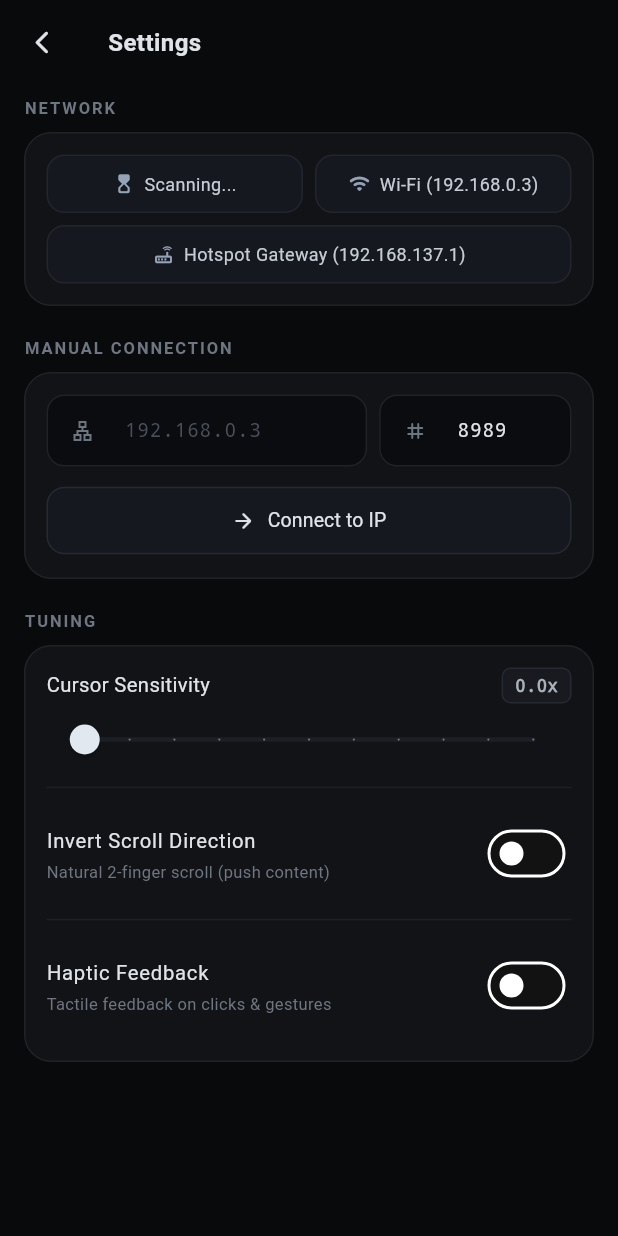
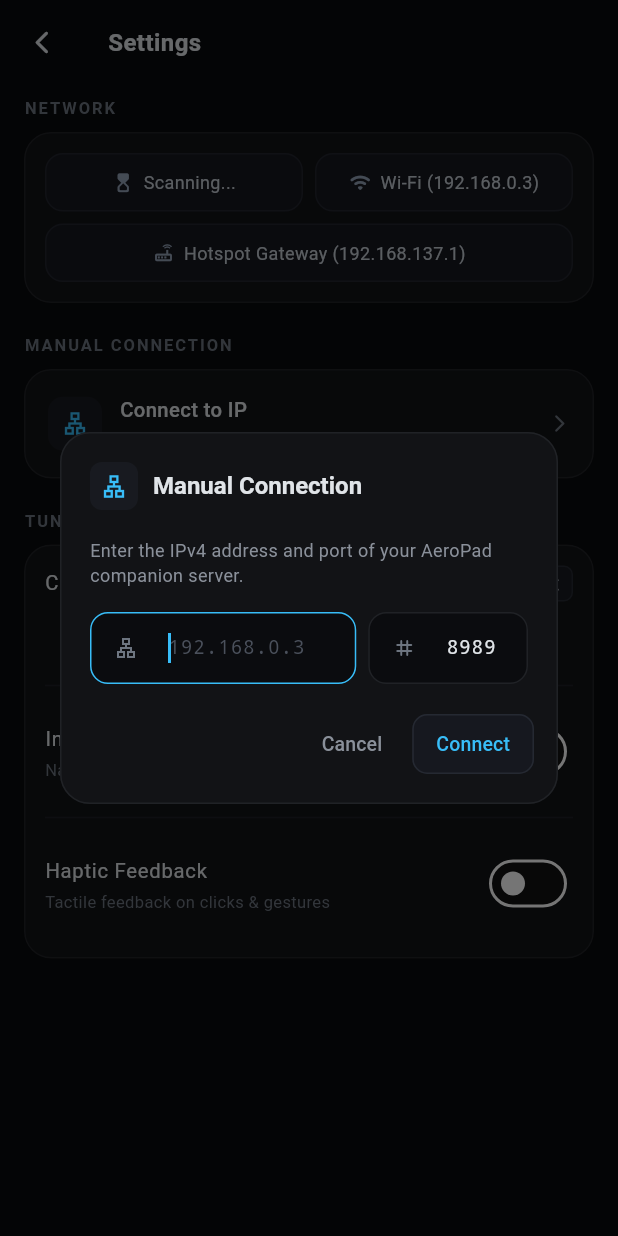
Before and after one commit to abhi963007/Aeropad, a Flutter app: the SettingsPage screen opened directly with empty values, after a tap on "Auto-Discover", after a tap on "Connect to IP", on a phone screen of 412 x 824 dp. Run offline on Flutter 3.47's test engine with Material 3 defaults, Android fonts, the phone set to English and light mode, and no system bars.

Commit message:
feat(settings): convert manual connection section into popup dialog

```diff
--- a/lib/main.dart
+++ b/lib/main.dart
@@ -689,6 +689,204 @@
     }
   }
 
+  Future<void> _showManualConnectionDialog() async {
+    await showDialog<void>(
+      context: context,
+      builder: (dialogContext) {
+        return AlertDialog(
+          backgroundColor: const Color(0xff121316),
+          shape: RoundedRectangleBorder(
+            borderRadius: BorderRadius.circular(20),
+            side: const BorderSide(color: Color(0xff202226)),
+          ),
+          titlePadding: const EdgeInsets.fromLTRB(20, 20, 20, 8),
+          contentPadding: const EdgeInsets.fromLTRB(20, 10, 20, 16),
+          actionsPadding: const EdgeInsets.fromLTRB(16, 0, 16, 16),
+          title: Row(
+            children: [
+              Container(
+                width: 32,
+                height: 32,
+                decoration: BoxDecoration(
+                  color: const Color(0xff181a20),
+                  borderRadius: BorderRadius.circular(8),
+                ),
+                child: const Icon(
+                  Icons.lan_outlined,
+                  color: Color(0xff38bdf8),
+                  size: 18,
+                ),
+              ),
+              const SizedBox(width: 10),
+              const Text(
+                'Manual Connection',
+                style: TextStyle(
+                  color: Color(0xffe0e4e8),
+                  fontSize: 16,
+                  fontWeight: FontWeight.w600,
+                ),
+              ),
+            ],
+          ),
+          content: SingleChildScrollView(
+            child: Column(
+              mainAxisSize: MainAxisSize.min,
+              crossAxisAlignment: CrossAxisAlignment.stretch,
+              children: [
+                const Text(
+                  'Enter the IPv4 address and port of your AeroPad companion server.',
+                  style: TextStyle(
+                    color: Color(0xff8a909a),
+                    fontSize: 12,
+                    height: 1.4,
+                  ),
+                ),
+                const SizedBox(height: 16),
+                Row(
+                  children: [
+                    Expanded(
+                      flex: 5,
+                      child: TextField(
+                        controller: _ipController,
+                        keyboardType: TextInputType.datetime,
+                        autofocus: true,
+                        style: const TextStyle(
+                          color: Color(0xffe0e4e8),
+                          fontSize: 13,
+                          fontFamily: 'monospace',
+                        ),
+                        decoration: InputDecoration(
+                          hintText: '192.168.0.3',
+                          hintStyle: const TextStyle(
+                            color: Color(0xff4a505b),
+                          ),
+                          prefixIcon: const Icon(
+                            Icons.lan_outlined,
+                            size: 16,
+                            color: Color(0xff6e7681),
+                          ),
+                          filled: true,
+                          fillColor: const Color(0xff0b0c0f),
+                          contentPadding: const EdgeInsets.symmetric(
+                            horizontal: 12,
+                            vertical: 12,
+                          ),
+                          border: OutlineInputBorder(
+                            borderRadius: BorderRadius.circular(12),
+                            borderSide: const BorderSide(
+                              color: Color(0xff202226),
+                            ),
+                          ),
+                          enabledBorder: OutlineInputBorder(
+                            borderRadius: BorderRadius.circular(12),
+                            borderSide: const BorderSide(
+                              color: Color(0xff202226),
+                            ),
+                          ),
+                          focusedBorder: OutlineInputBorder(
+                            borderRadius: BorderRadius.circular(12),
+                            borderSide: const BorderSide(
+                              color: Color(0xff38bdf8),
+                            ),
+                          ),
+                        ),
+                      ),
+                    ),
+                    const SizedBox(width: 8),
+                    Expanded(
+                      flex: 3,
+                      child: TextField(
+                        controller: _portController,
+                        keyboardType: TextInputType.number,
+                        style: const TextStyle(
+                          color: Color(0xffe0e4e8),
+                          fontSize: 13,
+                          fontFamily: 'monospace',
+                        ),
+                        decoration: InputDecoration(
+                          hintText: '8989',
+                          hintStyle: const TextStyle(
+                            color: Color(0xff4a505b),
+                          ),
+                          prefixIcon: const Icon(
+                            Icons.tag_rounded,
+                            size: 16,
+                            color: Color(0xff6e7681),
+                          ),
+                          filled: true,
+                          fillColor: const Color(0xff0b0c0f),
+                          contentPadding: const EdgeInsets.symmetric(
+                            horizontal: 10,
+                            vertical: 12,
+                          ),
+                          border: OutlineInputBorder(
+                            borderRadius: BorderRadius.circular(12),
+                            borderSide: const BorderSide(
+                              color: Color(0xff202226),
+                            ),
+                          ),
+                          enabledBorder: OutlineInputBorder(
+                            borderRadius: BorderRadius.circular(12),
+                            borderSide: const BorderSide(
+                              color: Color(0xff202226),
+                            ),
+                          ),
+                          focusedBorder: OutlineInputBorder(
+                            borderRadius: BorderRadius.circular(12),
+                            borderSide: const BorderSide(
+                              color: Color(0xff38bdf8),
+                            ),
+                          ),
+                        ),
+                      ),
+                    ),
+                  ],
+                ),
+              ],
+            ),
+          ),
+          actions: [
+            TextButton(
+              onPressed: () => Navigator.of(dialogContext).pop(),
+              child: const Text(
+                'Cancel',
+                style: TextStyle(
+                  color: Color(0xff8a909a),
+                  fontSize: 13,
+                ),
+              ),
+            ),
+            OutlinedButton(
+              onPressed: () {
+                Navigator.of(dialogContext).pop();
+                _manualConnect();
+              },
+              style: OutlinedButton.styleFrom(
+                foregroundColor: const Color(0xff38bdf8),
+                backgroundColor: const Color(0xff16181f),
+                side: const BorderSide(color: Color(0xff252932)),
+                padding: const EdgeInsets.symmetric(
+                  horizontal: 16,
+                  vertical: 10,
+                ),
+                shape: RoundedRectangleBorder(
+                  borderRadius: BorderRadius.circular(10),
+                ),
+              ),
+              child: const Text(
+                'Connect',
+                style: TextStyle(
+                  fontSize: 13,
+                  fontWeight: FontWeight.w500,
+                ),
+              ),
+            ),
+          ],
+        );
+      },
+    );
+  }
+
   Future<void> _triggerScan() async {
     setState(() => _isScanning = true);
     await widget.network.discover();
@@ -911,132 +1109,58 @@
           const _SectionTitle('Manual Connection'),
           const SizedBox(height: 8),
           _SettingsCard(
-            child: Column(
-              children: [
-                Row(
+            child: InkWell(
+              onTap: _showManualConnectionDialog,
+              borderRadius: BorderRadius.circular(12),
+              child: Padding(
+                padding: const EdgeInsets.symmetric(vertical: 4, horizontal: 2),
+                child: Row(
                   children: [
-                    Expanded(
-                      flex: 5,
-                      child: TextField(
-                        controller: _ipController,
-                        keyboardType: TextInputType.datetime,
-                        style: const TextStyle(
-                          color: Color(0xffe0e4e8),
-                          fontSize: 13,
-                          fontFamily: 'monospace',
-                        ),
-                        decoration: InputDecoration(
-                          hintText: '192.168.0.3',
-                          hintStyle: const TextStyle(
-                            color: Color(0xff4a505b),
-                          ),
-                          prefixIcon: const Icon(
-                            Icons.lan_outlined,
-                            size: 16,
-                            color: Color(0xff6e7681),
-                          ),
-                          filled: true,
-                          fillColor: const Color(0xff0b0c0f),
-                          contentPadding: const EdgeInsets.symmetric(
-                            horizontal: 12,
-                            vertical: 12,
-                          ),
-                          border: OutlineInputBorder(
-                            borderRadius: BorderRadius.circular(12),
-                            borderSide: const BorderSide(
-                              color: Color(0xff202226),
+                    Container(
+                      width: 36,
+                      height: 36,
+                      decoration: BoxDecoration(
+                        color: const Color(0xff181a20),
+                        borderRadius: BorderRadius.circular(10),
+                      ),
+                      child: const Icon(
+                        Icons.lan_outlined,
+                        color: Color(0xff38bdf8),
+                        size: 18,
+                      ),
+                    ),
+                    const SizedBox(width: 12),
+                    const Expanded(
+                      child: Column(
+                        crossAxisAlignment: CrossAxisAlignment.start,
+                        children: [
+                          Text(
+                            'Connect to IP',
+                            style: TextStyle(
+                              color: Color(0xffe0e4e8),
+                              fontSize: 13.5,
+                              fontWeight: FontWeight.w500,
                             ),
                           ),
-                          enabledBorder: OutlineInputBorder(
-                            borderRadius: BorderRadius.circular(12),
-                            borderSide: const BorderSide(
-                              color: Color(0xff202226),
+                          SizedBox(height: 2),
+                          Text(
+                            'Tap to enter custom server IP & port',
+                            style: TextStyle(
+                              color: Color(0xff6e7681),
+                              fontSize: 11,
                             ),
                           ),
-                          focusedBorder: OutlineInputBorder(
-                            borderRadius: BorderRadius.circular(12),
-                            borderSide: const BorderSide(
-                              color: Color(0xff38bdf8),
-                            ),
-                          ),
-                        ),
+                        ],
                       ),
                     ),
-                    const SizedBox(width: 8),
-                    Expanded(
-                      flex: 3,
-                      child: TextField(
-                        controller: _portController,
-                        keyboardType: TextInputType.number,
-                        style: const TextStyle(
-                          color: Color(0xffe0e4e8),
-                          fontSize: 13,
-                          fontFamily: 'monospace',
-                        ),
-                        decoration: InputDecoration(
-                          hintText: '8989',
-                          hintStyle: const TextStyle(
-                            color: Color(0xff4a505b),
-                          ),
-                          prefixIcon: const Icon(
-                            Icons.tag_rounded,
-                            size: 16,
-                            color: Color(0xff6e7681),
-                          ),
-                          filled: true,
-                          fillColor: const Color(0xff0b0c0f),
-                          contentPadding: const EdgeInsets.symmetric(
-                            horizontal: 10,
-                            vertical: 12,
-                          ),
-                          border: OutlineInputBorder(
-                            borderRadius: BorderRadius.circular(12),
-                            borderSide: const BorderSide(
-                              color: Color(0xff202226),
-                            ),
-                          ),
-                          enabledBorder: OutlineInputBorder(
-                            borderRadius: BorderRadius.circular(12),
-                            borderSide: const BorderSide(
-                              color: Color(0xff202226),
-                            ),
-                          ),
-                          focusedBorder: OutlineInputBorder(
-                            borderRadius: BorderRadius.circular(12),
-                            borderSide: const BorderSide(
-                              color: Color(0xff38bdf8),
-                            ),
-                          ),
-                        ),
-                      ),
+                    const Icon(
+                      Icons.arrow_forward_ios_rounded,
+                      color: Color(0xff6e7681),
+                      size: 14,
                     ),
                   ],
                 ),
-                const SizedBox(height: 12),
-                SizedBox(
-                  width: double.infinity,
-                  child: OutlinedButton.icon(
-                    onPressed: _manualConnect,
-                    icon: const Icon(Icons.arrow_forward_rounded, size: 16),
-                    label: const Text(
-                      'Connect to IP',
-                      style: TextStyle(
-                        fontSize: 13,
-                        fontWeight: FontWeight.w400,
-                      ),
-                    ),
-                    style: OutlinedButton.styleFrom(
-                      foregroundColor: const Color(0xffe0e4e8),
-                      backgroundColor: const Color(0xff16181f),
-                      side: const BorderSide(color: Color(0xff252932)),
-                      padding: const EdgeInsets.symmetric(vertical: 13),
-                      shape: RoundedRectangleBorder(
-                        borderRadius: BorderRadius.circular(12),
-                      ),
-                    ),
-                  ),
-                ),
-              ],
+              ),
             ),
           ),
           const SizedBox(height: 20),
@@ -1222,14 +1346,17 @@
   const _SettingsCard({required this.child});
   final Widget child;
   @override
-  Widget build(BuildContext context) => Container(
-    padding: const EdgeInsets.all(14),
-    decoration: BoxDecoration(
-      color: const Color(0xff121316),
+  Widget build(BuildContext context) => Material(
+    color: const Color(0xff121316),
+    shape: RoundedRectangleBorder(
       borderRadius: BorderRadius.circular(18),
-      border: Border.all(color: const Color(0xff202226), width: 1.0),
+      side: const BorderSide(color: Color(0xff202226), width: 1.0),
     ),
-    child: child,
+    clipBehavior: Clip.antiAlias,
+    child: Padding(
+      padding: const EdgeInsets.all(14),
+      child: child,
+    ),
   );
 }
 
```
Also changed, not shown: 1 other file.
